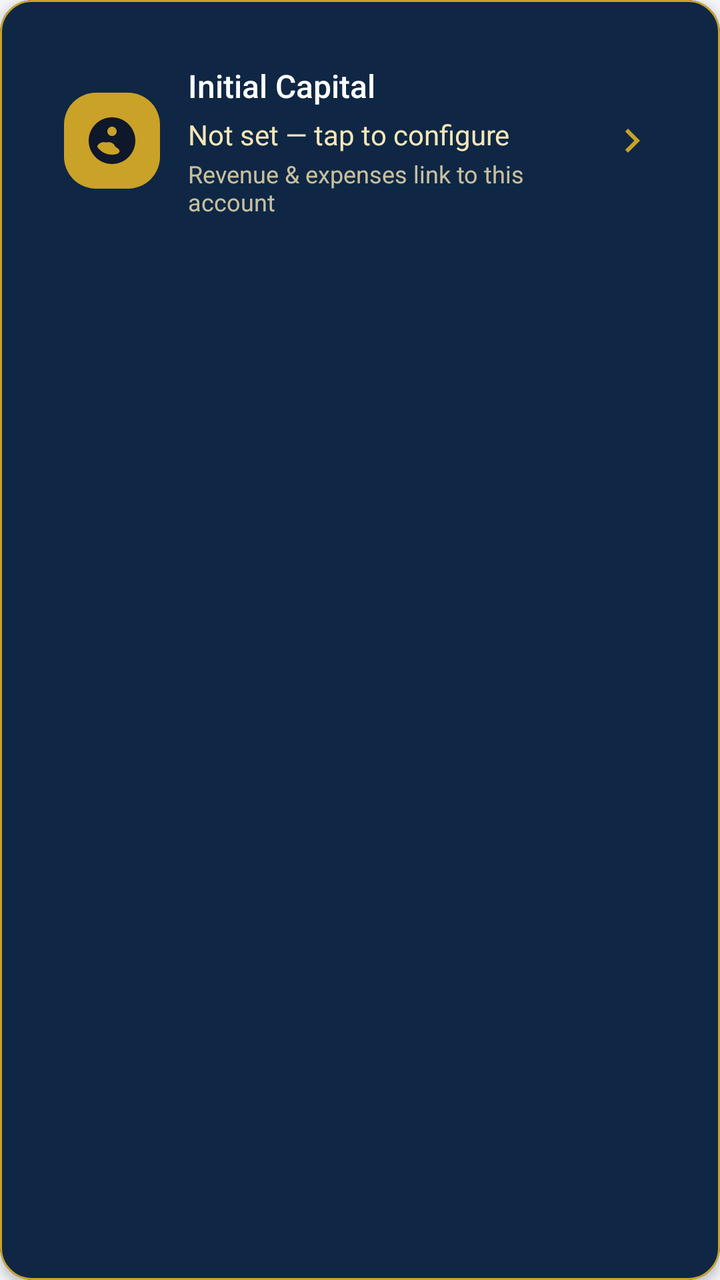
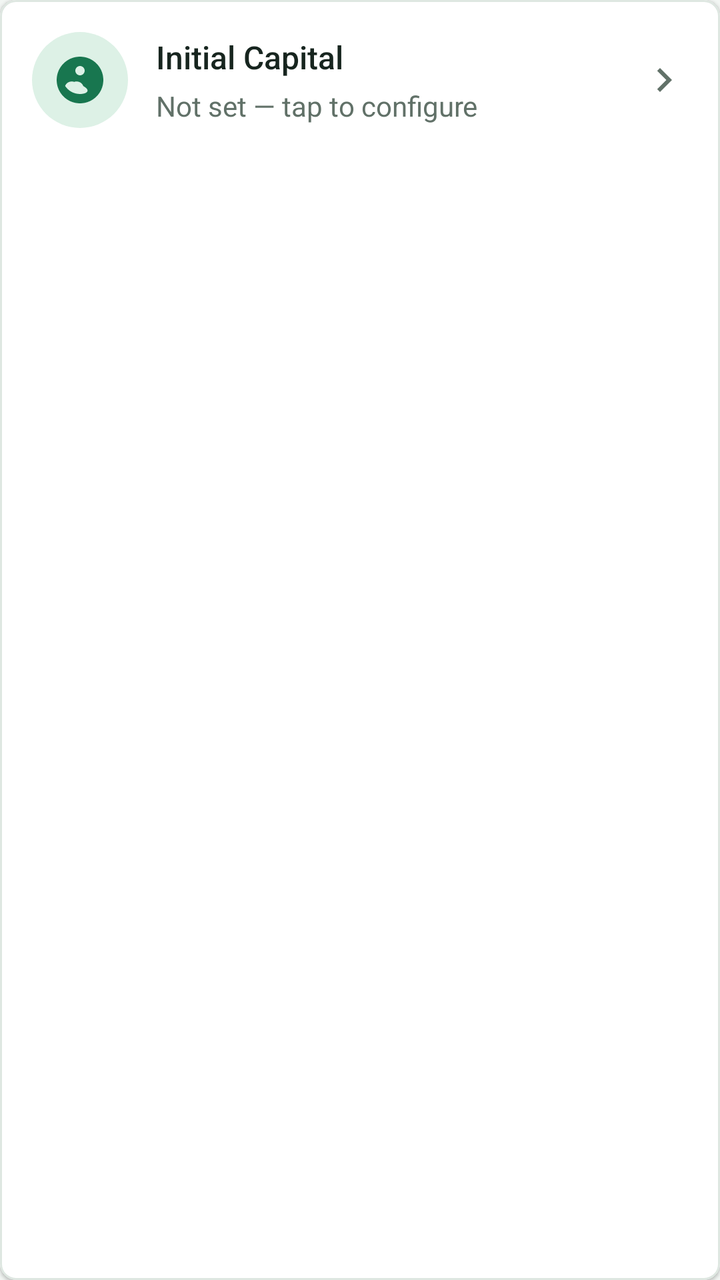

The first picture is an Android layout as it rendered before a commit; the second is the same layout after the commit. The layout source and the unified diff follow.
<!-- AndroidManifest.xml: application theme Theme.FinanceApp -->
<!-- res/layout/include_capital_card.xml -->
<?xml version="1.0" encoding="utf-8"?>
<com.google.android.material.card.MaterialCardView xmlns:android="http://schemas.android.com/apk/res/android"
    xmlns:app="http://schemas.android.com/apk/res-auto"
    android:id="@+id/cardCapital"
    style="@style/Card.Dashboard"
    android:layout_width="match_parent"
    android:layout_height="wrap_content"
    android:layout_marginStart="@dimen/spacing_md"
    android:layout_marginTop="@dimen/spacing_md"
    android:layout_marginEnd="@dimen/spacing_md"
    android:clickable="true"
    android:focusable="true"
    android:foreground="?attr/selectableItemBackground"
    app:cardBackgroundColor="@color/primary"
    app:strokeColor="@color/accent"
    app:strokeWidth="1dp">

    <LinearLayout
        android:layout_width="match_parent"
        android:layout_height="wrap_content"
        android:gravity="center_vertical"
        android:orientation="horizontal"
        android:padding="@dimen/spacing_md">

        <FrameLayout
            android:layout_width="48dp"
            android:layout_height="48dp"
            android:background="@drawable/bg_cta_sale">

            <ImageView
                android:layout_width="28dp"
                android:layout_height="28dp"
                android:layout_gravity="center"
                android:contentDescription="@null"
                android:src="@drawable/ic_capital"
                app:tint="@color/text_on_accent" />
        </FrameLayout>

        <LinearLayout
            android:layout_width="0dp"
            android:layout_height="wrap_content"
            android:layout_marginStart="14dp"
            android:layout_weight="1"
            android:orientation="vertical">

            <TextView
                android:layout_width="wrap_content"
                android:layout_height="wrap_content"
                android:fontFamily="sans-serif-medium"
                android:text="Initial Capital"
                android:textColor="@color/text_on_primary"
                android:textSize="16sp" />

            <TextView
                android:id="@+id/tvCapitalBalance"
                android:layout_width="wrap_content"
                android:layout_height="wrap_content"
                android:layout_marginTop="4dp"
                android:text="Not set — tap to configure"
                android:textColor="@color/accent_light"
                android:textSize="14sp" />

            <TextView
                android:layout_width="wrap_content"
                android:layout_height="wrap_content"
                android:layout_marginTop="2dp"
                android:alpha="0.8"
                android:text="Revenue &amp; expenses link to this account"
                android:textColor="@color/accent_light"
                android:textSize="12sp" />
        </LinearLayout>

        <ImageView
            android:layout_width="24dp"
            android:layout_height="24dp"
            android:contentDescription="@null"
            android:src="@drawable/ic_chevron"
            app:tint="@color/accent" />
    </LinearLayout>
</com.google.android.material.card.MaterialCardView>
<!-- resources referenced by this layout -->
<resources>
  <color name="accent">#C9A227</color>
  <color name="accent_light">#F5E6B8</color>
  <color name="primary">#0F2744</color>
  <color name="text_on_accent">#0F172A</color>
  <color name="text_on_primary">#FFFFFF</color>
  <dimen name="spacing_md">16dp</dimen>
  <!-- drawable bg_cta_sale (drawable) -->
  <?xml version="1.0" encoding="utf-8"?>
  <shape xmlns:android="http://schemas.android.com/apk/res/android"
      android:shape="rectangle">
      <solid android:color="@color/accent" />
      <corners android:radius="16dp" />
  </shape>
  <!-- drawable ic_capital (drawable) -->
  <?xml version="1.0" encoding="utf-8"?>
  <vector xmlns:android="http://schemas.android.com/apk/res/android"
      android:width="24dp"
      android:height="24dp"
      android:viewportWidth="24"
      android:viewportHeight="24">
      <path
          android:fillColor="#C9A227"
          android:pathData="M12,2C6.48,2 2,6.48 2,12s4.48,10 10,10 10,-4.48 10,-10S17.52,2 12,2zM12,6c1.1,0 2,0.9 2,2s-0.9,2 -2,2 -2,-0.9 -2,-2 0.9,-2 2,-2zM12,18c-2.67,0 -5.01,-1.36 -6.37,-3.43 0.37,-1.14 1.52,-1.93 2.87,-1.93 0.35,0 0.69,0.06 1,0.16 0.31,-0.1 0.65,-0.16 1,-0.16 1.35,0 2.5,0.79 2.87,1.93C17.01,16.64 14.67,18 12,18z" />
  </vector>
  <!-- drawable ic_chevron (drawable) -->
  <vector xmlns:android="http://schemas.android.com/apk/res/android"
      android:width="24dp"
      android:height="24dp"
      android:viewportWidth="24"
      android:viewportHeight="24">
      <path
          android:fillColor="#64748B"
          android:pathData="M10,6L8.59,7.41 13.17,12l-4.58,4.59L10,18l6,-6z"/>
  </vector>
  <style name="Card.Dashboard" parent="Widget.MaterialComponents.CardView">
          <item name="cardCornerRadius">@dimen/radius_lg</item>
          <item name="cardElevation">@dimen/card_elevation</item>
          <item name="cardBackgroundColor">@color/surface</item>
          <item name="contentPadding">@dimen/spacing_md</item>
      </style>
  <dimen name="radius_lg">16dp</dimen>
  <dimen name="card_elevation">3dp</dimen>
  <color name="surface">#FFFFFF</color>
  <color name="primary_dark">#091A2E</color>
  <color name="background">#F4F6F9</color>
  <style name="Button.Primary" parent="Widget.MaterialComponents.Button">
          <item name="android:textColor">@color/text_on_primary</item>
          <item name="backgroundTint">@color/primary</item>
          <item name="cornerRadius">@dimen/radius_md</item>
          <item name="android:paddingTop">14dp</item>
          <item name="android:paddingBottom">14dp</item>
          <item name="android:textAllCaps">false</item>
          <item name="android:fontFamily">sans-serif-medium</item>
      </style>
  <style name="Fab.Primary" parent="Widget.MaterialComponents.FloatingActionButton">
          <item name="backgroundTint">@color/accent</item>
          <item name="tint">@color/text_on_accent</item>
          <item name="elevation">6dp</item>
      </style>
  <style name="TextInput.Finance" parent="Widget.MaterialComponents.TextInputLayout.OutlinedBox">
          <item name="boxCornerRadiusTopStart">@dimen/radius_sm</item>
          <item name="boxCornerRadiusTopEnd">@dimen/radius_sm</item>
          <item name="boxCornerRadiusBottomStart">@dimen/radius_sm</item>
          <item name="boxCornerRadiusBottomEnd">@dimen/radius_sm</item>
          <item name="boxStrokeColor">@color/primary</item>
          <item name="hintTextColor">@color/text_hint</item>
      </style>
  <dimen name="radius_md">12dp</dimen>
  <dimen name="radius_sm">8dp</dimen>
  <color name="text_hint">#94A3B8</color>
  <!-- unchanged entries left out for length: 1 -->
</resources>

<!-- the commit's change to res/layout/include_capital_card.xml (unified diff, before → after) -->
@@ -11,8 +11,8 @@
     android:clickable="true"
     android:focusable="true"
     android:foreground="?attr/selectableItemBackground"
-    app:cardBackgroundColor="@color/primary"
-    app:strokeColor="@color/accent"
+    app:cardBackgroundColor="@color/surface"
+    app:strokeColor="@color/divider"
     app:strokeWidth="1dp">
 
     <LinearLayout
@@ -25,7 +25,7 @@
         <FrameLayout
             android:layout_width="48dp"
             android:layout_height="48dp"
-            android:background="@drawable/bg_cta_sale">
+            android:background="@drawable/bg_icon_circle_profit">
 
             <ImageView
                 android:layout_width="28dp"
@@ -33,7 +33,7 @@
                 android:layout_gravity="center"
                 android:contentDescription="@null"
                 android:src="@drawable/ic_capital"
-                app:tint="@color/text_on_accent" />
+                app:tint="@color/success" />
         </FrameLayout>
 
         <LinearLayout
@@ -48,7 +48,7 @@
                 android:layout_height="wrap_content"
                 android:fontFamily="sans-serif-medium"
                 android:text="Initial Capital"
-                android:textColor="@color/text_on_primary"
+                android:textColor="@color/text_primary"
                 android:textSize="16sp" />
 
             <TextView
@@ -57,17 +57,8 @@
                 android:layout_height="wrap_content"
                 android:layout_marginTop="4dp"
                 android:text="Not set — tap to configure"
-                android:textColor="@color/accent_light"
+                android:textColor="@color/text_secondary"
                 android:textSize="14sp" />
-
-            <TextView
-                android:layout_width="wrap_content"
-                android:layout_height="wrap_content"
-                android:layout_marginTop="2dp"
-                android:alpha="0.8"
-                android:text="Revenue &amp; expenses link to this account"
-                android:textColor="@color/accent_light"
-                android:textSize="12sp" />
         </LinearLayout>
 
         <ImageView
@@ -75,6 +66,6 @@
             android:layout_height="24dp"
             android:contentDescription="@null"
             android:src="@drawable/ic_chevron"
-            app:tint="@color/accent" />
+            app:tint="@color/text_secondary" />
     </LinearLayout>
 </com.google.android.material.card.MaterialCardView>
<!-- resource entries referenced after the edit -->
@@ -1,17 +1,19 @@
 <!-- resources referenced by this layout -->
 <resources>
-  <color name="accent">#C9A227</color>
-  <color name="accent_light">#F5E6B8</color>
-  <color name="primary">#0F2744</color>
-  <color name="text_on_accent">#0F172A</color>
+  <color name="divider">#DEE7E1</color>
+  <color name="success">#18764F</color>
+  <color name="accent">#E8B943</color>
+  <color name="accent_light">#F8E8B5</color>
+  <color name="primary">#174A3A</color>
+  <color name="text_on_accent">#17251F</color>
   <color name="text_on_primary">#FFFFFF</color>
   <dimen name="spacing_md">16dp</dimen>
-  <!-- drawable bg_cta_sale (drawable) -->
+  <!-- drawable bg_icon_circle_profit (drawable) -->
   <?xml version="1.0" encoding="utf-8"?>
   <shape xmlns:android="http://schemas.android.com/apk/res/android"
-      android:shape="rectangle">
-      <solid android:color="@color/accent" />
-      <corners android:radius="16dp" />
+      android:shape="oval">
+      <solid android:color="@color/stat_profit_bg" />
+      <size android:width="44dp" android:height="44dp" />
   </shape>
   <!-- drawable ic_capital (drawable) -->
   <?xml version="1.0" encoding="utf-8"?>
@@ -35,16 +37,18 @@
           android:pathData="M10,6L8.59,7.41 13.17,12l-4.58,4.59L10,18l6,-6z"/>
   </vector>
   <style name="Card.Dashboard" parent="Widget.MaterialComponents.CardView">
-          <item name="cardCornerRadius">@dimen/radius_lg</item>
+          <item name="cardCornerRadius">@dimen/radius_md</item>
           <item name="cardElevation">@dimen/card_elevation</item>
           <item name="cardBackgroundColor">@color/surface</item>
-          <item name="contentPadding">@dimen/spacing_md</item>
+          <item name="contentPadding">0dp</item>
       </style>
-  <dimen name="radius_lg">16dp</dimen>
-  <dimen name="card_elevation">3dp</dimen>
+  <color name="stat_profit_bg">#DDF1E6</color>
+  <dimen name="card_elevation">1dp</dimen>
   <color name="surface">#FFFFFF</color>
-  <color name="primary_dark">#091A2E</color>
-  <color name="background">#F4F6F9</color>
+  <color name="text_primary">#17251F</color>
+  <color name="text_secondary">#617168</color>
+  <color name="primary_dark">#0D3026</color>
+  <color name="background">#F2F6F3</color>
   <style name="Button.Primary" parent="Widget.MaterialComponents.Button">
           <item name="android:textColor">@color/text_on_primary</item>
           <item name="backgroundTint">@color/primary</item>
@@ -67,9 +71,9 @@
           <item name="boxStrokeColor">@color/primary</item>
           <item name="hintTextColor">@color/text_hint</item>
       </style>
-  <dimen name="radius_md">12dp</dimen>
-  <dimen name="radius_sm">8dp</dimen>
-  <color name="text_hint">#94A3B8</color>
+  <dimen name="radius_md">8dp</dimen>
+  <dimen name="radius_sm">4dp</dimen>
+  <color name="text_hint">#87958C</color>
   <!-- unchanged entries left out for length: 1 -->
 </resources>
 
